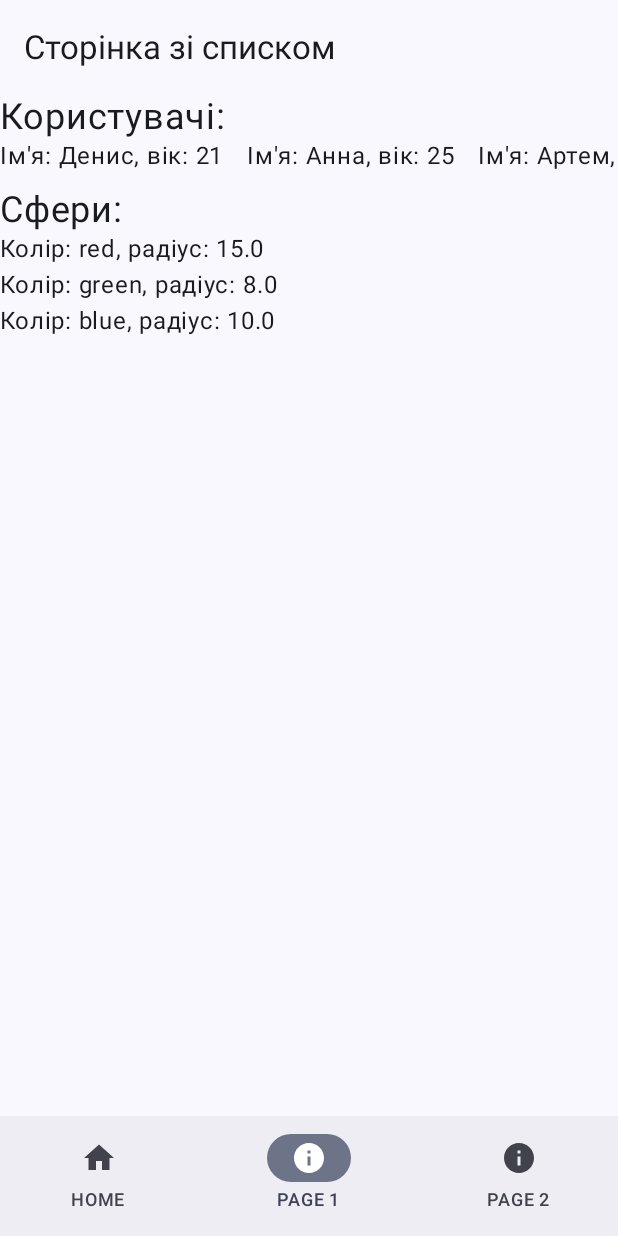
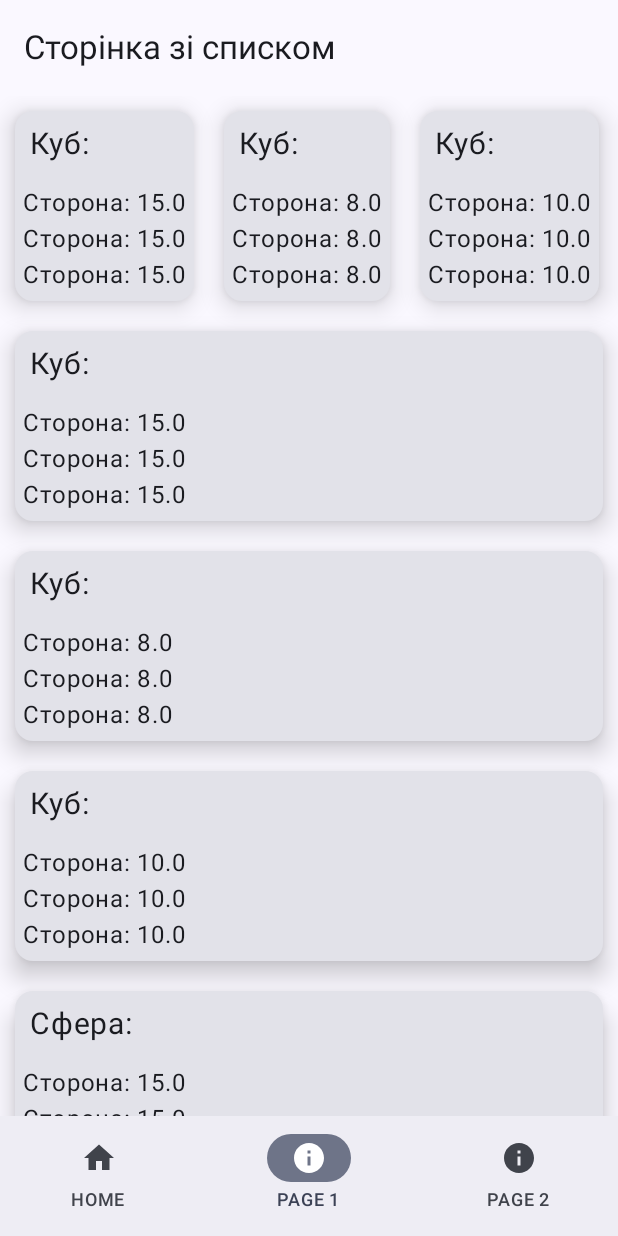
Before and after one commit to diachenko-oleh/Lab1, an Android app built with Jetpack Compose: the screen it shows after launch (MainActivity), item 2 of the bottom bar chosen, on a phone screen of 412 x 824 dp. Run offline under Robolectric (Android 15) with nearby library versions, the phone set to English and light mode, and no system bars; our stand-ins replace navigation suite.

Commit message:
LazyColumn rework

```diff
--- a/app/src/main/java/com/example/lab1/MainActivity.kt
+++ b/app/src/main/java/com/example/lab1/MainActivity.kt
@@ -42,7 +42,7 @@ class MainActivity : ComponentActivity() {
 @PreviewScreenSizes
 @Composable
 fun Lab1App() {
-    var currentDestination by rememberSaveable { mutableStateOf(AppDestinations.HOME) }
+    var currentDestination by rememberSaveable { mutableStateOf(AppDestinations.PAGE1) }
     NavigationSuiteScaffold(
         navigationSuiteItems = {
             AppDestinations.entries.forEach {
--- a/app/src/main/java/com/example/lab1/Screens/Home/HomeScreen.kt
+++ b/app/src/main/java/com/example/lab1/Screens/Home/HomeScreen.kt
@@ -32,7 +32,7 @@ fun HomeScreen(modifier: Modifier) {
             Main(
                 viewModel,
                 {navController.navigate(HomeSubScreen.SubA.route) },
-                {navController.navigate(HomeSubScreen.SubA.route) }
+                {navController.navigate(HomeSubScreen.SubB.route) }
             )
         }
 
--- a/app/src/main/java/com/example/lab1/Screens/Home/SubScreenA.kt
+++ b/app/src/main/java/com/example/lab1/Screens/Home/SubScreenA.kt
@@ -24,7 +24,7 @@ fun SubScreenA(onBack: () -> Unit, onNavigateToB: () -> Unit) {
     Scaffold(
         topBar = {
             TopAppBar(
-                title = { Text("Subscreen A") },
+                title = { Text("Підекран A") },
                 navigationIcon = {
                     IconButton(onClick = onBack) {
                         Icon(Icons.Default.ArrowBack, contentDescription = "Назад")
--- a/app/src/main/java/com/example/lab1/Screens/Page1/Classes.kt
+++ b/app/src/main/java/com/example/lab1/Screens/Page1/Classes.kt
@@ -1,12 +1,11 @@
 package com.example.lab1.Screens.Page1
-data class User(
-    val id: Int,
-    val name: String,
-    val age: Int
-)
+data class Cube(
+    override  val id: Int,
+    val side: Double
+): IListable
 
 data class Sphere(
-    val id: Int,
+    override val id: Int,
     val color: String,
     val radius: Double
-)
+): IListable
--- /dev/null
+++ b/app/src/main/java/com/example/lab1/Screens/Page1/IListable.kt
@@ -0,0 +1,5 @@
+package com.example.lab1.Screens.Page1
+
+sealed interface IListable{
+    val id: Int
+}
--- a/app/src/main/java/com/example/lab1/Screens/Page1/Page1.kt
+++ b/app/src/main/java/com/example/lab1/Screens/Page1/Page1.kt
@@ -1,6 +1,7 @@
 package com.example.lab1.Screens.Page1
 
 
+import androidx.compose.foundation.layout.Column
 import androidx.compose.foundation.layout.Spacer
 import androidx.compose.foundation.layout.fillMaxWidth
 import androidx.compose.foundation.layout.height
@@ -10,15 +11,21 @@ import androidx.compose.foundation.layout.wrapContentSize
 import androidx.compose.foundation.lazy.LazyColumn
 import androidx.compose.foundation.lazy.LazyRow
 import androidx.compose.foundation.lazy.items
+import androidx.compose.foundation.shape.RoundedCornerShape
 import androidx.compose.material3.Button
+import androidx.compose.material3.Card
+import androidx.compose.material3.CardDefaults
 import androidx.compose.material3.ExperimentalMaterial3Api
 import androidx.compose.material3.Scaffold
 import androidx.compose.material3.Text
 import androidx.compose.material3.TopAppBar
 import androidx.compose.runtime.Composable
+import androidx.compose.runtime.LaunchedEffect
 import androidx.compose.runtime.collectAsState
 import androidx.compose.runtime.getValue
 import androidx.compose.ui.Modifier
+import androidx.compose.ui.graphics.Color
+import androidx.compose.ui.layout.ModifierLocalBeyondBoundsLayout
 import androidx.compose.ui.unit.dp
 import androidx.compose.ui.unit.sp
 import androidx.lifecycle.viewmodel.compose.viewModel
@@ -28,8 +35,7 @@ import com.example.lab1.ViewModel.MyViewModel
 @Composable
 fun Page1(modifier: Modifier) {
     val viewModel: MyViewModel = viewModel()
-    val users by viewModel.users.collectAsState()
-    val spheres by viewModel.spheres.collectAsState()
+    val megaList by viewModel.megaList.collectAsState(emptyList())
     Scaffold(
         topBar = {
             TopAppBar(
@@ -37,31 +43,77 @@ fun Page1(modifier: Modifier) {
             )
         }
     ) { padding ->
+        LaunchedEffect(Unit) {
+            viewModel.getAllData()
+        }
         LazyColumn(
             modifier = modifier.padding(padding).fillMaxWidth()
         ) {
-            item {
-                Text("Користувачі:", fontSize = 24.sp)
-            }
+
+            /*item {
+                Text("--:", fontSize = 24.sp)
+            }*/
             item{
                 LazyRow(
                     modifier = Modifier.fillMaxWidth()
                 ){
-                    items(users) { user ->
-                        Text("Ім'я: ${user.name}, вік: ${user.age}")
-                        Spacer(modifier = Modifier.width(15.dp))
+                    items(megaList) { item ->
+                        when (item) {
+                            is Cube -> CubeCard(item)
+                            is Sphere -> SphereCard(item)
+                        }
                     }
                 }
-            }
+            }/*
             item {
                 Spacer(modifier = Modifier.height(10.dp))
-                Text("Сфери:", fontSize = 24.sp)
-            }
-            items(spheres) { sphere ->
-                Text("Колір: ${sphere.color}, радіус: ${sphere.radius}")
+                Text("--:", fontSize = 24.sp)
+            }*/
+            items(megaList) { item ->
+                when (item) {
+                    is Cube -> CubeCard(item)
+                    is Sphere -> SphereCard(item)
+                }
             }
         }
 
 
     }
 }
+
+@Composable
+fun CubeCard(cube: Cube){
+    Card(
+        modifier = Modifier.padding(10.dp).fillMaxWidth(),
+        shape = RoundedCornerShape(12.dp),
+        elevation = CardDefaults.cardElevation(10.dp)
+    ) {
+        Text("Куб: ", Modifier.padding(10.dp), fontSize = 20.sp)
+        Column(
+            modifier = Modifier.padding(5.dp)
+        ) {
+            Text("Сторона: ${cube.side}")
+            Text("Сторона: ${cube.side}")
+            Text("Сторона: ${cube.side}")
+        }
+    }
+}
+
+@Composable
+fun SphereCard(sph: Sphere){
+    Card(
+        modifier = Modifier.padding(10.dp).fillMaxWidth(),
+        shape = RoundedCornerShape(12.dp),
+        elevation = CardDefaults.cardElevation(10.dp)
+    ) {
+        Text("Сфера: ", Modifier.padding(10.dp), fontSize = 20.sp)
+        Column(
+            modifier = Modifier.padding(5.dp)
+        ){
+            Text("Сторона: ${sph.radius}")
+            Text("Сторона: ${sph.radius}")
+            Text("Сторона: ${sph.radius}")
+        }
+
+    }
+}
--- a/app/src/main/java/com/example/lab1/Screens/Page1/Repository.kt
+++ b/app/src/main/java/com/example/lab1/Screens/Page1/Repository.kt
@@ -1,16 +1,17 @@
 package com.example.lab1.Screens.Page1
-
 class DataRepository {
 
-    val users = listOf(
-        User(1, "Денис", 21),
-        User(2, "Анна", 25),
-        User(3, "Артем", 29)
-    )
+    fun getAllData(): List<IListable> {
 
-    val spheres = listOf(
-        Sphere(1, "red", 15.0 ),
-        Sphere(2, "green", 8.0),
-        Sphere(3, "blue", 10.0)
-    )
+        val megaList = listOf(
+            Cube(1,15.0),
+            Cube(2,8.0),
+            Cube(3,10.0),
+            Sphere(1, "red", 15.0 ),
+            Sphere(2, "green", 8.0),
+            Sphere(3, "blue", 10.0)
+        )
+        return megaList
+    }
+
 }
--- a/app/src/main/java/com/example/lab1/ViewModel/MyViewModel.kt
+++ b/app/src/main/java/com/example/lab1/ViewModel/MyViewModel.kt
@@ -4,7 +4,10 @@ import androidx.compose.runtime.State
 import androidx.compose.runtime.mutableStateOf
 import androidx.lifecycle.ViewModel
 import com.example.lab1.Screens.Page1.DataRepository
+import com.example.lab1.Screens.Page1.IListable
 import kotlinx.coroutines.flow.MutableStateFlow
+import kotlinx.coroutines.flow.StateFlow
+
 
 class MyViewModel : ViewModel() {
     private val _homeText = mutableStateOf("MAIN PAGE")
@@ -12,7 +15,12 @@ class MyViewModel : ViewModel() {
     fun updateHomeText(newText: String) {
         _homeText.value = newText
     }
-    private val repo = DataRepository()
-    val users = MutableStateFlow(repo.users)
-    val spheres = MutableStateFlow(repo.spheres)
+
+    private val repo : DataRepository = DataRepository()
+    private var _megaList: MutableStateFlow<List<IListable>> =
+        MutableStateFlow(emptyList())
+    val megaList: StateFlow<List<IListable>> = _megaList
+    fun getAllData() {
+        _megaList.value = repo.getAllData()
+    }
 }
```
